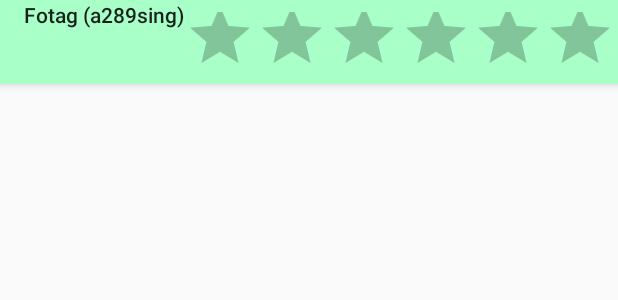
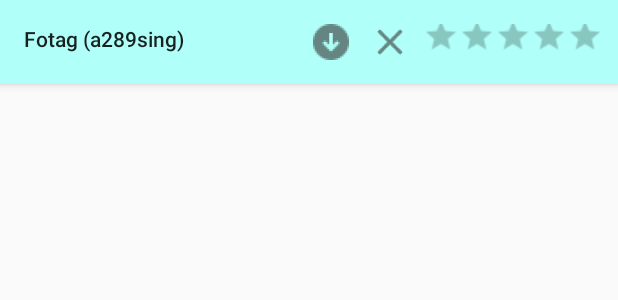
Before and after one commit to angad-singh/cs349, an Android app: the layout activity_main.xml on its own in the app's theme, with its tools: preview values and no code run, on a phone screen of 412 x 824 dp. Shown: the top 300 px of the screen. Run offline under Robolectric (Android 15) with nearby library versions, the phone set to English and light mode, and no system bars.

Commit message:
A4, add more elements to the toolbar and hook up listeners, except rating

```diff
--- a/assignments/a4/Fotaga289sing/app/src/main/res/layout/activity_main.xml
+++ b/assignments/a4/Fotaga289sing/app/src/main/res/layout/activity_main.xml
@@ -23,15 +23,39 @@
             <TextView
                 android:layout_width="wrap_content"
                 android:layout_height="match_parent"
+                android:layout_gravity="center_vertical"
                 android:text="@string/app_name"
                 android:textAppearance="@style/TextAppearance.AppCompat.Body2" />
 
+            <View
+                android:layout_width="0dp"
+                android:layout_height="0dp"
+                android:layout_weight="1" />
+
+            <ImageButton
+                android:id="@+id/getImages"
+                android:layout_width="wrap_content"
+                android:layout_height="wrap_content"
+                android:src="@drawable/ic_get_images"
+                android:background="@color/appToolbar"
+                android:layout_marginRight="15dp"/>
+
+            <ImageButton
+                android:id="@+id/clearImages"
+                android:layout_width="wrap_content"
+                android:layout_height="wrap_content"
+                android:src="@drawable/ic_clear_images"
+                android:background="@color/appToolbar"
+                android:layout_marginRight="30dp"/>
+
             <RatingBar
                 android:id="@+id/ratingBar"
-                android:layout_width="292dp"
-                android:layout_height="74dp"
-                tools:layout_editor_absoluteX="135dp"
-                tools:layout_editor_absoluteY="0dp" />
+                android:layout_width="wrap_content"
+                android:layout_height="wrap_content"
+                style="?android:attr/ratingBarStyleSmall"
+                android:scaleX="1.5"
+                android:scaleY="1.5"
+                android:layout_marginRight="30dp" />
         </LinearLayout>
 
 
--- a/assignments/a4/Fotaga289sing/app/src/main/res/values/colors.xml
+++ b/assignments/a4/Fotaga289sing/app/src/main/res/values/colors.xml
@@ -3,5 +3,5 @@
     <color name="colorPrimary">#008577</color>
     <color name="colorPrimaryDark">#00574B</color>
     <color name="colorAccent">#d81b60</color>
-    <color name="appToolbar">#A8FFC8</color>
+    <color name="appToolbar">#B0FFF8</color>
 </resources>
```
Also changed, not shown: assignments/a4/Fotaga289sing/app/src/main/java/com/example/a289sing/fotaga289sing/MainActivity.java (+41 -7 lines), assignments/a4/Fotaga289sing/app/src/main/res/drawable-hdpi/ic_clear_images.png (added), assignments/a4/Fotaga289sing/app/src/main/res/drawable-hdpi/ic_get_images.png (added), assignments/a4/Fotaga289sing/app/src/main/res/drawable-mdpi/ic_clear_images.png (added), assignments/a4/Fotaga289sing/app/src/main/res/drawable-mdpi/ic_get_images.png (added), assignments/a4/Fotaga289sing/app/src/main/res/drawable-xhdpi/ic_clear_images.png (added), assignments/a4/Fotaga289sing/app/src/main/res/drawable-xhdpi/ic_get_images.png (added), assignments/a4/Fotaga289sing/app/src/main/res/drawable-xxhdpi/ic_clear_images.png (added), assignments/a4/Fotaga289sing/app/src/main/res/drawable-xxhdpi/ic_get_images.png (added), assignments/a4/Fotaga289sing/app/src/main/res/drawable-xxxhdpi/ic_clear_images.png (added), assignments/a4/Fotaga289sing/app/src/main/res/drawable-xxxhdpi/ic_get_images.png (added), 3 other files.
